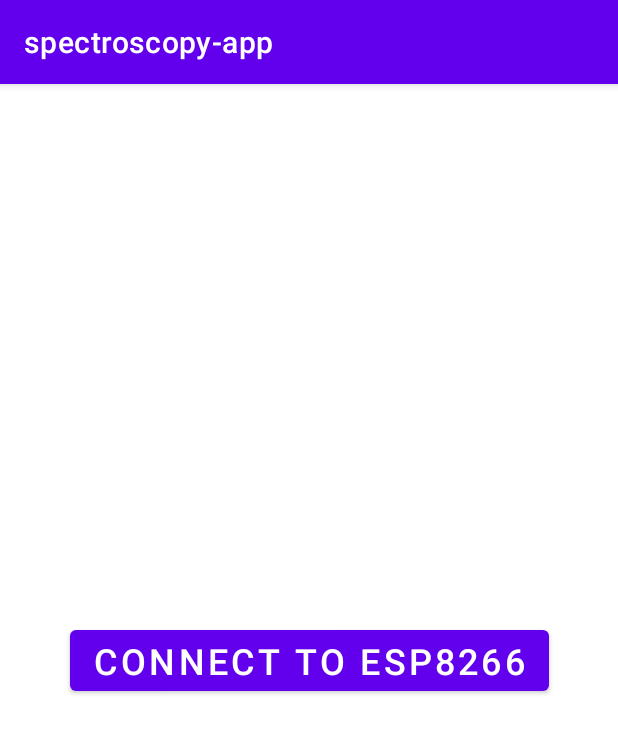
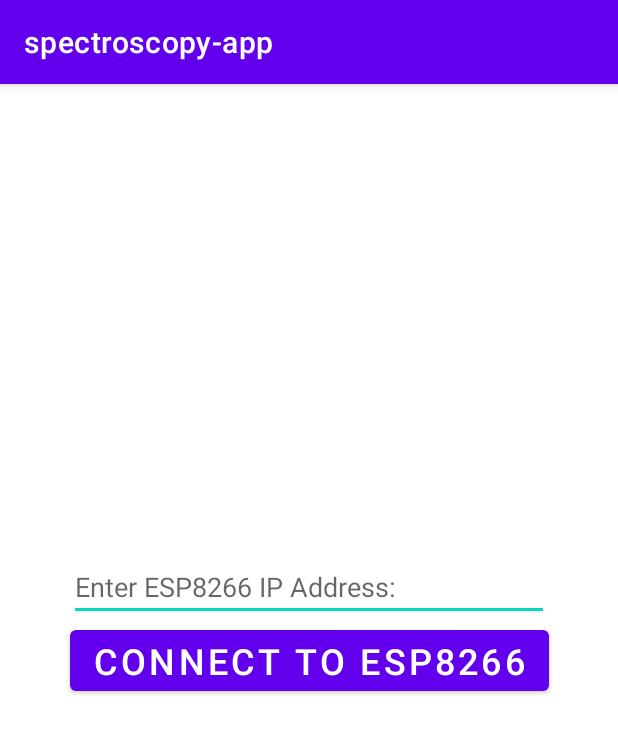
Before and after one commit to KevTango/spectroscopy-analyser, an Android app: the screen it shows after launch (MainActivity), after a tap on "CONNECT TO ESP8266", on a phone screen of 412 x 824 dp. Shown: the top 733 px of the screen. Run offline under Robolectric (Android 15) with nearby library versions, the phone set to English and light mode, and no system bars.

```diff
--- a/spectroscopy-app/app/src/main/AndroidManifest.xml
+++ b/spectroscopy-app/app/src/main/AndroidManifest.xml
@@ -1,6 +1,9 @@
 <?xml version="1.0" encoding="utf-8"?>
 <manifest xmlns:android="http://schemas.android.com/apk/res/android"
     package="com.example.spectroscopy_app">
+
+    <uses-permission android:name="android.permission.ACCESS_NETWORK_STATE"/>
+    <uses-permission android:name="android.permission.INTERNET"/>
 
     <application
         android:allowBackup="true"
--- a/spectroscopy-app/app/src/main/java/com/example/spectroscopy_app/MainActivity.kt
+++ b/spectroscopy-app/app/src/main/java/com/example/spectroscopy_app/MainActivity.kt
@@ -2,20 +2,26 @@ package com.example.spectroscopy_app
 
 import android.os.Bundle
 import android.widget.Button
+import android.widget.EditText
 import android.widget.Toast
 import androidx.appcompat.app.AppCompatActivity
+import com.example.spectroscopy_app.connection.Constant
 
 class MainActivity : AppCompatActivity() {
+
     override fun onCreate(savedInstanceState: Bundle?) {
         super.onCreate(savedInstanceState)
         setContentView(R.layout.activity_main)
 
-        // get reference to button
-        val btn_click_me = findViewById(R.id.connect_button) as Button
+        // Referencing
+        val btnClickMe = findViewById<Button>(R.id.connect_button)
+        val ip = findViewById<EditText>(R.id.ip_address) // IP address
+
         // set on-click listener
-        btn_click_me.setOnClickListener {
-            // your code to perform when the user clicks on the button
-            Toast.makeText(this@MainActivity, "Connecting...", Toast.LENGTH_SHORT).show()
+        btnClickMe.setOnClickListener {
+            Constant.ipAddress = ip.text.toString() // Converts IP address to string
+            Toast.makeText(this@MainActivity, "Connecting to ${Constant.ipAddress}", Toast.LENGTH_SHORT).show() // Shows IP address as toast
+
         }
     }
 }
--- /dev/null
+++ b/spectroscopy-app/app/src/main/java/com/example/spectroscopy_app/connection/Constant.kt
@@ -0,0 +1,7 @@
+package com.example.spectroscopy_app.connection
+
+class Constant {
+    companion object {
+        var ipAddress = "IP Address"
+    }
+}
--- a/spectroscopy-app/app/src/main/res/layout/activity_main.xml
+++ b/spectroscopy-app/app/src/main/res/layout/activity_main.xml
@@ -5,6 +5,20 @@
     android:layout_width="match_parent"
     android:layout_height="match_parent"
     tools:context=".MainActivity">
+
+    <EditText
+        android:id="@+id/ip_address"
+        android:layout_width="wrap_content"
+        android:layout_height="wrap_content"
+        android:ems="15"
+        android:hint="Enter ESP8266 IP Address:"
+        android:inputType="number"
+        android:digits="0123456789."
+        app:layout_constraintBottom_toTopOf="@+id/connect_button"
+        app:layout_constraintEnd_toEndOf="parent"
+        app:layout_constraintStart_toStartOf="parent"
+        app:layout_constraintTop_toTopOf="parent"
+        app:layout_constraintVertical_bias="1.0" />
 
     <Button
         android:id="@+id/connect_button"
```
Also changed, not shown: spectroscopy-app/app/build.gradle (+6 -1 lines), spectroscopy-app/app/src/main/java/com/example/spectroscopy_app/connection/Network.kt (added, +21 -0 lines), 1 other file.
